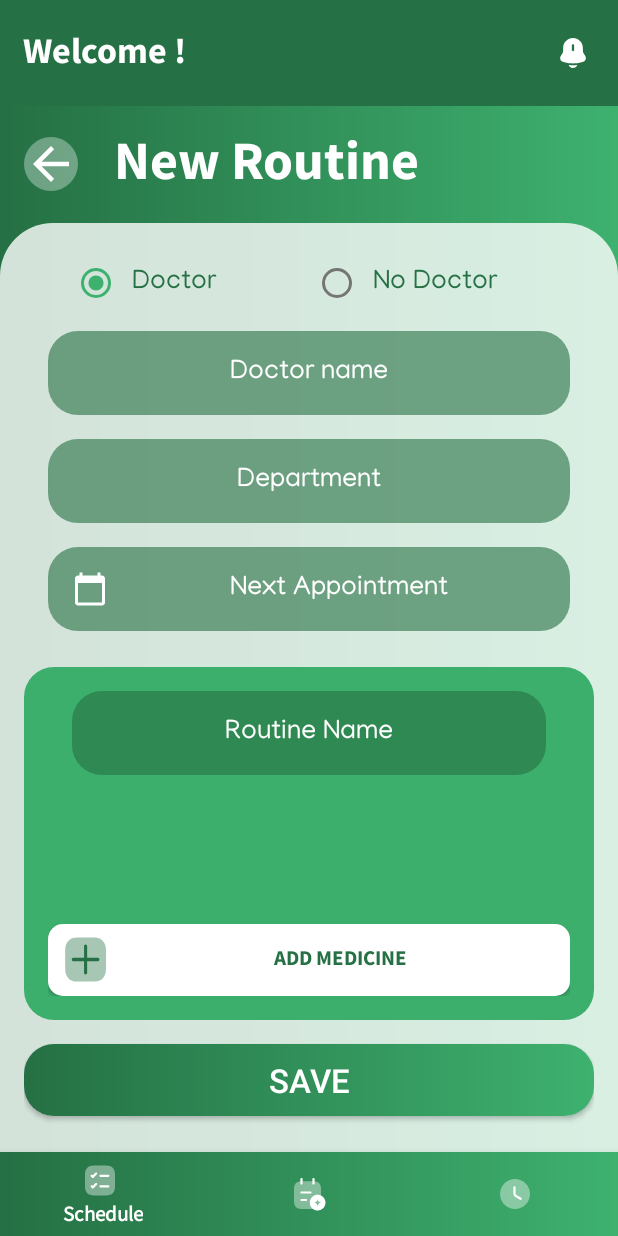
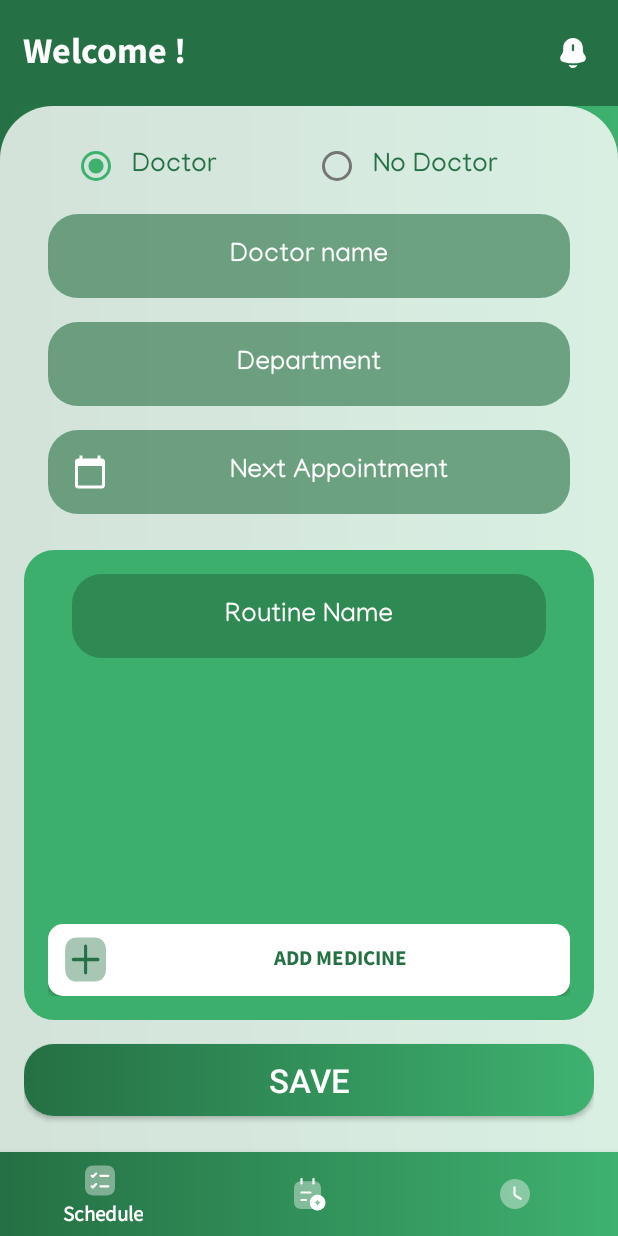
Before and after one commit to Bilalazam26/Dawinii, an Android app: the RoutineFragment screen opened through its navigation route, after a tap on an icon or button, on a phone screen of 412 x 824 dp. Run offline under Robolectric (Android 15) with nearby library versions, the phone set to English and light mode, and no system bars; our stand-ins replace Room's generated code, navigation-ui.

```diff
--- a/app/src/main/java/com/grad/dawinii/adapter/RoutineRecyclerAdapter.kt
+++ b/app/src/main/java/com/grad/dawinii/adapter/RoutineRecyclerAdapter.kt
@@ -23,10 +23,10 @@ class RoutineRecyclerAdapter(var context: Context) : RecyclerView.Adapter<Routin
 
     override fun onBindViewHolder(holder: RoutineViewHolder, position: Int) {
         val item = routines[position]
-        holder.routineName.text = item.name
-        holder.startDate.text = item.startDate
-        holder.endDate.text= item.endDate
-        holder.routineIcon.setImageResource(item.icon)
+        holder.routineName.text = item.routineName
+        holder.startDate.text = item.routineStartDate
+        holder.endDate.text= item.routineEndDate
+        holder.routineIcon.setImageResource(item.routineIcon)
     }
 
     override fun getItemCount(): Int {
--- a/app/src/main/java/com/grad/dawinii/datasource/local/DawiniiDao.kt
+++ b/app/src/main/java/com/grad/dawinii/datasource/local/DawiniiDao.kt
@@ -30,7 +30,7 @@ interface DawiniiDao {
     suspend fun getUserWithAppointments(userId: String): List<UserAndAppointment>
 
     @Transaction //To prevent multithreading issues
-    @Query("SELECT * FROM routine WHERE id = :routineId")
+    @Query("SELECT * FROM routine WHERE routineId = :routineId")
     suspend fun getRoutineWithMedicines(routineId: String): List<RoutineAndMedicine>
 
     //To get the User and its Routines with its Medicines
--- a/app/src/main/java/com/grad/dawinii/model/entities/Appointment.kt
+++ b/app/src/main/java/com/grad/dawinii/model/entities/Appointment.kt
@@ -3,10 +3,10 @@ package com.grad.dawinii.model.entities
 import androidx.room.Entity
 import androidx.room.PrimaryKey
 
-@Entity("appointments")
+@Entity
 data class Appointment(
     @PrimaryKey(autoGenerate = true)
-    val appointmentId: String,
+    val appointmentId: Long,
     var appointmentName: String,
     var appointmentDate: String,
     var appointmentTime: String,
--- a/app/src/main/java/com/grad/dawinii/model/entities/Routine.kt
+++ b/app/src/main/java/com/grad/dawinii/model/entities/Routine.kt
@@ -7,7 +7,7 @@ import androidx.room.PrimaryKey
 @Entity
 data class Routine(
     @PrimaryKey(autoGenerate = true)
-    val routineId: Int,
+    val routineId: Long,
     var routineName :String,
     var routineStartDate:String,
     var routineEndDate: String,
--- a/app/src/main/java/com/grad/dawinii/view/main/AddRoutineFragment.kt
+++ b/app/src/main/java/com/grad/dawinii/view/main/AddRoutineFragment.kt
@@ -25,6 +25,30 @@ class AddRoutineFragment : Fragment() {
         return binding.root
     }
 
+    override fun onViewCreated(view: View, savedInstanceState: Bundle?) {
+        super.onViewCreated(view, savedInstanceState)
+
+        initView()
+    }
+
+    private fun initView() {
+        setDoctorView()
+    }
+
+    private fun setDoctorView() {
+        binding.noDoctorRb.setOnClickListener {
+            if (binding.noDoctorRb.isChecked) {
+                binding.doctorInfoLayout.visibility = View.GONE
+            }
+        }
+
+        binding.doctorRb.setOnClickListener {
+            if (binding.doctorRb.isChecked) {
+                binding.doctorInfoLayout.visibility = View.VISIBLE
+            }
+        }
+    }
+
     companion object {
         @JvmStatic
         fun newInstance(param1: String, param2: String) =
--- a/app/src/main/java/com/grad/dawinii/view/main/RoutineFragment.kt
+++ b/app/src/main/java/com/grad/dawinii/view/main/RoutineFragment.kt
@@ -48,7 +48,7 @@ class RoutineFragment : Fragment() {
         val endDates = arrayOf("12-6-2022","13-8-2022","7-7-2022","15-5-2022")
         val routines = mutableListOf<Routine>()
         for (i in routineNames.indices){
-            routines.add(Routine(name =routineNames[i],startDate= startDates[i],endDate = endDates[i], icon = routineIcons[i]))
+            routines.add(Routine(0, routineName = routineNames[i], routineStartDate = startDates[i], routineEndDate = endDates[i], "", routineIcon = routineIcons[i], ""))
         }
         adapter.setData(routines)
     }
--- a/app/src/main/java/com/grad/dawinii/view/main/ScheduleFragment.kt
+++ b/app/src/main/java/com/grad/dawinii/view/main/ScheduleFragment.kt
@@ -49,7 +49,7 @@ class ScheduleFragment : Fragment() {
         val medicineTimes = arrayOf("2:00","3:00","3:30","4:00","6:00")
         val medicines = mutableListOf<Medicine>()
         for (i in routineNames.indices){
-            medicines.add(Medicine(routineName = routineNames[i], medicineName = medicineNames[i], medicineIcon = medicineIcons[i],medicineTime =medicineTimes[i]))
+            medicines.add(Medicine(routineName = routineNames[i], medicineName = medicineNames[i], medicineIcon = medicineIcons[i],medicineTime =medicineTimes[i], dose = 0f, drugQuantity = 0f))
         }
         adapter.setData(medicines)
     }
--- a/app/src/main/res/layout/fragment_add_routine.xml
+++ b/app/src/main/res/layout/fragment_add_routine.xml
@@ -7,46 +7,14 @@
     android:background="@drawable/background"
     tools:context=".view.AddRoutineActivity">
 
-    <LinearLayout
-        android:id="@+id/app_bar"
-        android:layout_width="match_parent"
-        android:layout_height="wrap_content"
-        android:orientation="horizontal"
-        android:layout_marginVertical="16dp"
-        app:layout_constraintTop_toTopOf="parent"
-        app:layout_constraintStart_toStartOf="parent" >
-
-        <ImageButton
-            android:id="@+id/back_btn"
-            android:layout_width="36dp"
-            android:layout_height="36dp"
-            android:layout_gravity="center"
-            android:layout_marginHorizontal="16dp"
-            android:background="@drawable/back_btn_bg"
-            app:srcCompat="@drawable/ic_baseline_arrow_back_24" />
-
-        <TextView
-            android:layout_width="wrap_content"
-            android:layout_height="wrap_content"
-            android:layout_gravity="center"
-            android:gravity="start"
-            android:layout_marginHorizontal="8dp"
-            android:text="@string/new_routine"
-            android:fontFamily="@font/mada_bold"
-            android:textColor="@color/white"
-            android:textSize="36sp"/>
-
-    </LinearLayout>
-
     <androidx.constraintlayout.widget.ConstraintLayout
         android:layout_width="match_parent"
         android:layout_height="0dp"
-        android:layout_marginTop="16dp"
         android:background="@drawable/fragment_background"
         android:backgroundTint="#ccffffff"
         android:padding="16dp"
         app:layout_constraintBottom_toBottomOf="parent"
-        app:layout_constraintTop_toBottomOf="@id/app_bar"
+        app:layout_constraintTop_toTopOf="parent"
         app:layout_constraintVertical_bias="0.0"
         tools:layout_editor_absoluteX="0dp">
 
```
Also changed, not shown: app/build.gradle (+5 -8 lines), app/src/main/java/com/grad/dawinii/datasource/local/DawiniiLocalDatabase.kt (deleted, +0 -29 lines), app/src/main/java/com/grad/dawinii/datasource/local/LocalDatabase.kt (added, +34 -0 lines), app/src/main/java/com/grad/dawinii/view/AddRoutineActivity.kt (+1 -15 lines).
